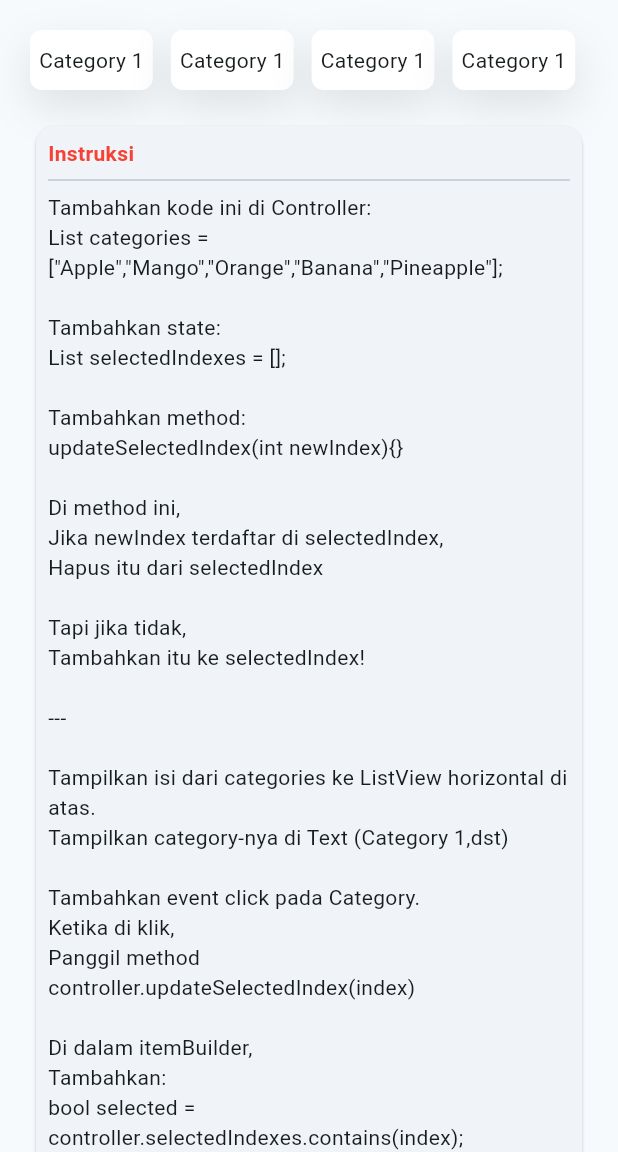
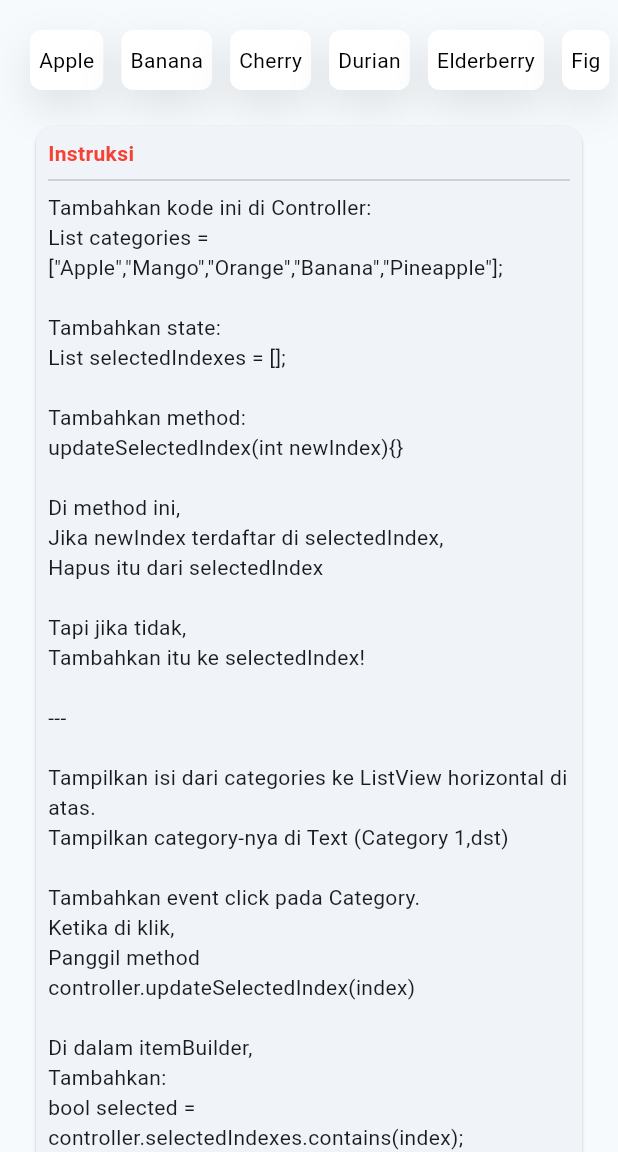
Before and after one commit to lypsisrudiansyah/flutter_exercise1002, a Flutter app: the MultipleSelectionView screen opened directly, on a phone screen of 412 x 824 dp, the part 84-1236 px from its top. Run offline on Flutter 3.47's test engine with Material 2 defaults, Android fonts, the phone set to English and light mode, and no system bars; our stand-ins replace google_fonts, shared_preferences; accounts and stored records are empty.

Commit message:
🐛 fix(multiple_selection_controller.dart): add updateSelectedIndex
✨ feat(multiple_selection_controller.dart): add selectedIndexes and categories lists

✨ feat(multiple_selection_view.dart): add gesture detection and update UI based on selectedIndexes

✨ feat(single_selection_controller.dart): add updateSelectedIndex method

✨ feat(single_selection_view.dart): add gesture detection and update UI based on selectedIndex

```diff
--- a/lib/module/case/multiple_selection/controller/multiple_selection_controller.dart
+++ b/lib/module/case/multiple_selection/controller/multiple_selection_controller.dart
@@ -5,6 +5,17 @@ import '../view/multiple_selection_view.dart';
 class MultipleSelectionController extends State<MultipleSelectionView> {
   static late MultipleSelectionController instance;
   late MultipleSelectionView view;
+  List<int> selectedIndexes = [];
+  List<String> categories = [
+    "Apple",
+    "Banana",
+    "Cherry",
+    "Durian",
+    "Elderberry",
+    "Fig",
+    "Grape",
+    "Honeydew",
+  ];
 
   @override
   void initState() {
@@ -17,4 +28,13 @@ class MultipleSelectionController extends State<MultipleSelectionView> {
 
   @override
   Widget build(BuildContext context) => widget.build(context, this);
+
+  void updateSelectedIndex(int index) {
+    if (selectedIndexes.contains(index)) {
+      selectedIndexes.remove(index);
+    } else {
+      selectedIndexes.add(index);
+    }
+    setState(() {});
+  }
 }
--- a/lib/module/case/multiple_selection/view/multiple_selection_view.dart
+++ b/lib/module/case/multiple_selection/view/multiple_selection_view.dart
@@ -26,7 +26,11 @@ class MultipleSelectionView extends StatefulWidget {
                   padding: EdgeInsets.zero,
                   clipBehavior: Clip.none,
                   itemBuilder: (context, index) {
-                    return Container(
+                    String category = controller.categories[index];
+                    bool isSelected = controller.selectedIndexes.contains(index);
+                    return GestureDetector(
+                      onTap: () => controller.updateSelectedIndex(index),
+                      child: Container(
                         padding: const EdgeInsets.symmetric(
                           horizontal: 6.0,
                           vertical: 4.0,
@@ -34,26 +38,25 @@ class MultipleSelectionView extends StatefulWidget {
                         margin: const EdgeInsets.only(
                           right: 12.0,
                         ),
-                      decoration: const BoxDecoration(
-                        color: Colors.white,
-                        boxShadow: [
+                        decoration: BoxDecoration(
+                          color: isSelected ? Colors.black : Colors.white,
+                          boxShadow: const [
                             BoxShadow(
                               color: Color(0x19000000),
                               blurRadius: 24,
                               offset: Offset(0, 11),
                             ),
                           ],
-                        borderRadius: BorderRadius.all(
+                          borderRadius: const BorderRadius.all(
                             Radius.circular(
                               8.0,
                             ),
                           ),
                         ),
-                      child: const Center(
+                        child: Center(
                           child: Text(
-                          "Category 1",
-                          style: TextStyle(
-                            fontSize: 14.0,
+                            category,
+                            style: TextStyle(fontSize: 14.0, color: isSelected ? Colors.white : Colors.black),
                           ),
                         ),
                       ),
@@ -68,7 +71,7 @@ class MultipleSelectionView extends StatefulWidget {
                 child: Container(
                   width: MediaQuery.of(context).size.width,
                   padding: const EdgeInsets.all(8.0),
-                  child:  Column(
+                  child: Column(
                     crossAxisAlignment: CrossAxisAlignment.start,
                     children: const [
                       Text(
--- a/lib/module/case/single_selection/controller/single_selection_controller.dart
+++ b/lib/module/case/single_selection/controller/single_selection_controller.dart
@@ -30,7 +30,7 @@ class SingleSelectionController extends State<SingleSelectionView> {
   @override
   Widget build(BuildContext context) => widget.build(context, this);
 
-  updateSelectedCategory(int index) {
+  updateSelectedIndex(int index) {
     selectedIndex = index;
     setState(() {});
   }
--- a/lib/module/case/single_selection/view/single_selection_view.dart
+++ b/lib/module/case/single_selection/view/single_selection_view.dart
@@ -30,7 +30,7 @@ class SingleSelectionView extends StatefulWidget {
                     String category = controller.categories[index];
                     bool isSelected = index == controller.selectedIndex;
                     return GestureDetector(
-                      onTap: () => controller.updateSelectedCategory(index),
+                      onTap: () => controller.updateSelectedIndex(index),
                       child: Container(
                         padding: const EdgeInsets.symmetric(
                           horizontal: 16.0,
```
Lines whose indentation alone changed are shown as unchanged.
